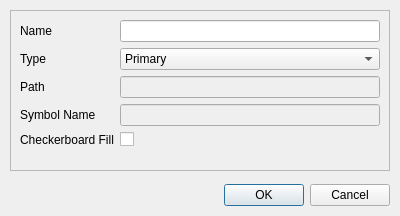
huderlem/porymap, file forms/newtilesetdialog.ui: the form before one commit.
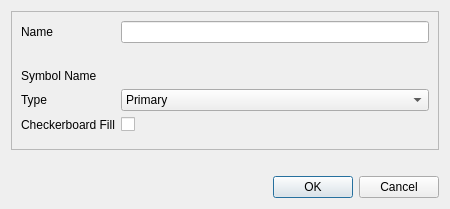
The form after the commit. Custom widgets are drawn as their Qt base class.

What changed in the file:
```diff
--- a/forms/newtilesetdialog.ui
+++ b/forms/newtilesetdialog.ui
@@ -6,105 +6,23 @@
    <rect>
     <x>0</x>
     <y>0</y>
-    <width>400</width>
-    <height>216</height>
+    <width>450</width>
+    <height>209</height>
    </rect>
   </property>
-  <property name="sizePolicy">
-   <sizepolicy hsizetype="Preferred" vsizetype="Preferred">
-    <horstretch>0</horstretch>
-    <verstretch>0</verstretch>
-   </sizepolicy>
-  </property>
   <property name="windowTitle">
    <string>Add new Tileset</string>
   </property>
-  <widget class="QWidget" name="gridWidget" native="true">
-   <property name="geometry">
-    <rect>
-     <x>0</x>
-     <y>0</y>
-     <width>400</width>
-     <height>216</height>
-    </rect>
-   </property>
-   <property name="sizePolicy">
-    <sizepolicy hsizetype="Fixed" vsizetype="Fixed">
-     <horstretch>0</horstretch>
-     <verstretch>0</verstretch>
-    </sizepolicy>
-   </property>
-   <layout class="QGridLayout" name="gridLayout">
-    <property name="leftMargin">
-     <number>10</number>
-    </property>
-    <property name="topMargin">
-     <number>10</number>
-    </property>
-    <property name="rightMargin">
-     <number>10</number>
-    </property>
-    <property name="bottomMargin">
-     <number>10</number>
-    </property>
-    <property name="verticalSpacing">
-     <number>6</number>
-    </property>
-    <item row="4" column="0">
-     <spacer name="verticalSpacer">
-      <property name="orientation">
-       <enum>Qt::Vertical</enum>
-      </property>
-      <property name="sizeHint" stdset="0">
-       <size>
-        <width>20</width>
-        <height>40</height>
-       </size>
-      </property>
-     </spacer>
-    </item>
-    <item row="0" column="0">
-     <widget class="QFrame" name="frame">
-      <property name="sizePolicy">
-       <sizepolicy hsizetype="MinimumExpanding" vsizetype="MinimumExpanding">
-        <horstretch>0</horstretch>
-        <verstretch>0</verstretch>
-       </sizepolicy>
-      </property>
-      <property name="minimumSize">
-       <size>
-        <width>380</width>
-        <height>161</height>
-       </size>
-      </property>
+  <layout class="QVBoxLayout" name="verticalLayout">
+   <item>
+    <widget class="QFrame" name="form">
       <property name="frameShape">
-       <enum>QFrame::StyledPanel</enum>
+      <enum>QFrame::Shape::StyledPanel</enum>
       </property>
       <property name="frameShadow">
-       <enum>QFrame::Raised</enum>
-      </property>
-      <widget class="QWidget" name="formLayoutWidget">
-       <property name="geometry">
-        <rect>
-         <x>0</x>
-         <y>0</y>
-         <width>380</width>
-         <height>155</height>
-        </rect>
+      <enum>QFrame::Shadow::Raised</enum>
        </property>
        <layout class="QFormLayout" name="formLayout">
-        <property name="horizontalSpacing">
-         <number>6</number>
-        </property>
-        <property name="leftMargin">
-         <number>10</number>
-        </property>
-        <property name="topMargin">
-         <number>10</number>
-        </property>
-        <property name="rightMargin">
-         <number>10</number>
-        </property>
         <item row="0" column="0">
          <widget class="QLabel" name="nameLabel">
           <property name="text">
@@ -119,59 +37,55 @@
           </property>
          </widget>
         </item>
-        <item row="1" column="0">
-         <widget class="QLabel" name="typeLabel">
-          <property name="text">
-           <string>Type</string>
-          </property>
-         </widget>
-        </item>
         <item row="1" column="1">
-         <widget class="QComboBox" name="typeComboBox">
-          <item>
-           <property name="text">
-            <string>Primary</string>
-           </property>
-          </item>
-          <item>
+       <widget class="QLabel" name="label_NameError">
+        <property name="visible">
+         <bool>false</bool>
+        </property>
+        <property name="styleSheet">
+         <string notr="true">color: rgb(255, 0, 0)</string>
+        </property>
            <property name="text">
-            <string>Secondary</string>
-           </property>
-          </item>
+         <string/>
+        </property>
          </widget>
         </item>
         <item row="2" column="0">
          <widget class="QLabel" name="pathLabel">
           <property name="text">
-           <string>Path</string>
+         <string>Symbol Name</string>
           </property>
          </widget>
         </item>
         <item row="2" column="1">
-         <widget class="QLineEdit" name="pathLineEdit">
-          <property name="enabled">
-           <bool>false</bool>
-          </property>
-          <property name="clearButtonEnabled">
-           <bool>true</bool>
+       <widget class="QLabel" name="label_SymbolNameDisplay">
+        <property name="text">
+         <string/>
           </property>
          </widget>
         </item>
         <item row="3" column="0">
          <widget class="QLabel" name="symbolNameLabel">
           <property name="text">
-           <string>Symbol Name</string>
+         <string>Type</string>
           </property>
          </widget>
         </item>
         <item row="3" column="1">
-         <widget class="QLineEdit" name="symbolNameLineEdit">
-          <property name="enabled">
+       <widget class="NoScrollComboBox" name="comboBox_Type">
+        <property name="editable">
            <bool>false</bool>
           </property>
-          <property name="clearButtonEnabled">
-           <bool>true</bool>
-          </property>
+        <item>
+         <property name="text">
+          <string>Primary</string>
+         </property>
+        </item>
+        <item>
+         <property name="text">
+          <string>Secondary</string>
+         </property>
+        </item>
          </widget>
         </item>
         <item row="4" column="0">
@@ -182,14 +96,41 @@
          </widget>
         </item>
         <item row="4" column="1">
-         <widget class="QCheckBox" name="fillCheckBox">
-         </widget>
+       <widget class="QCheckBox" name="checkBox_CheckerboardFill"/>
+      </item>
+      <item row="5" column="0" colspan="2">
+       <spacer name="verticalSpacer">
+        <property name="orientation">
+         <enum>Qt::Orientation::Vertical</enum>
+        </property>
+        <property name="sizeHint" stdset="0">
+         <size>
+          <width>20</width>
+          <height>1</height>
+         </size>
+        </property>
+       </spacer>
         </item>
        </layout>
       </widget>
-     </widget>
-    </item>
-    <item row="5" column="0">
+   </item>
+   <item>
+    <widget class="QLabel" name="label_GenericError">
+     <property name="visible">
+      <bool>false</bool>
+     </property>
+     <property name="styleSheet">
+      <string notr="true">color: rgb(255, 0, 0)</string>
+     </property>
+     <property name="text">
+      <string/>
+     </property>
+     <property name="wordWrap">
+      <bool>true</bool>
+     </property>
+    </widget>
+   </item>
+   <item>
      <widget class="QDialogButtonBox" name="buttonBox">
       <property name="orientation">
        <enum>Qt::Horizontal</enum>
@@ -204,7 +145,13 @@
     </item>
    </layout>
   </widget>
- </widget>
+ <customwidgets>
+  <customwidget>
+   <class>NoScrollComboBox</class>
+   <extends>QComboBox</extends>
+   <header>noscrollcombobox.h</header>
+  </customwidget>
+ </customwidgets>
  <resources/>
  <connections>
   <connection>
```
Left out of the diff: 49 changed lines with no effect on the pictures. Lines whose indentation alone changed are shown as unchanged.
